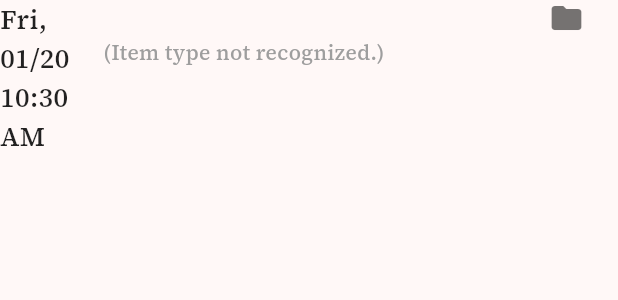
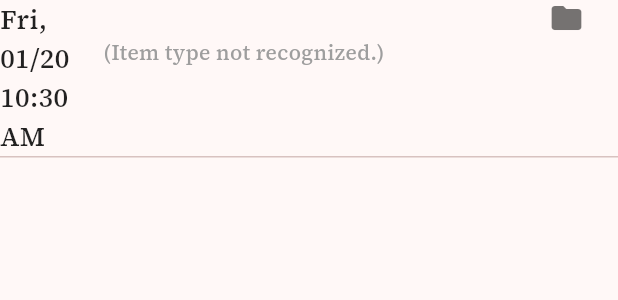
Before and after one commit to clchen-arcadia/sis-mobile-app, a Flutter app: the CurricItem widget shown alone on an empty page, opened directly with empty values, on a phone screen of 412 x 824 dp. Shown: the top 300 px of the screen. Run offline on Flutter 3.47's test engine with Material 2 defaults, Android fonts, the phone set to English and light mode, and no system bars; our stand-ins replace flutter_dotenv, google_fonts; network calls fail.

Commit message:
Added dividers between curric-items

```diff
--- a/lib/main.dart
+++ b/lib/main.dart
@@ -137,6 +137,11 @@ class _CohortDetailPageState extends State<CohortDetailPage> {
       children: [
         FutureCourseInfo(futureCohortData: futureCohortData),
         CurriculumItemsHeader(),
+        Divider(
+          height: 1,
+          thickness: 2,
+          color: Colors.black45,
+        ),
         FutureCurriculumItems(futureCurriculumItems: futureCurriculumItems),
       ],
     );
@@ -262,14 +267,17 @@ class CurricItem extends StatelessWidget {
   Widget build(BuildContext context) {
     return InkWell(
       onTap: () {},
-      child: Row(
+      child: Column(
+        children: [
+          Row(
             crossAxisAlignment: CrossAxisAlignment.start,
             children: [
               Expanded(
                 flex: 2,
                 child: Text(
                   DateFormat('EEE, MM/dd h:mm a').format(data.startAt),
-              style: const TextStyle(fontSize: 18, fontWeight: FontWeight.w500),
+                  style: const TextStyle(
+                      fontSize: 18, fontWeight: FontWeight.w500),
                 ),
               ),
               Expanded(
@@ -307,6 +315,9 @@ class CurricItem extends StatelessWidget {
               ),
             ],
           ),
+          Divider(height: 1, thickness: 1),
+        ],
+      ),
     );
   }
 }
```
Lines whose indentation alone changed are shown as unchanged.
